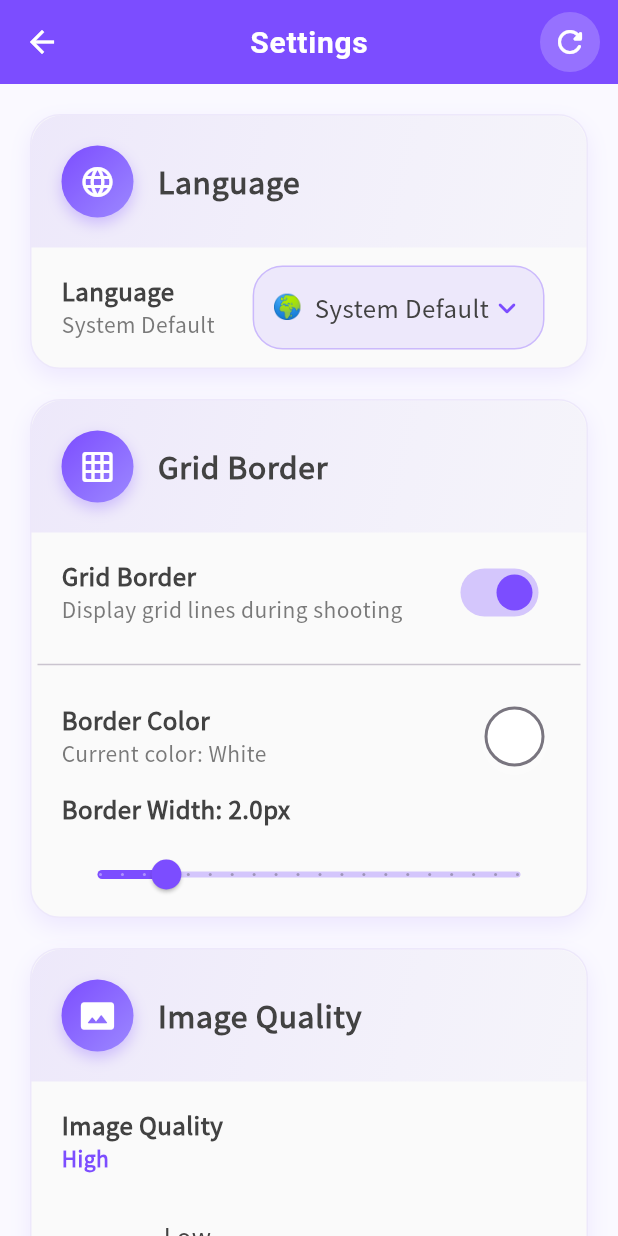
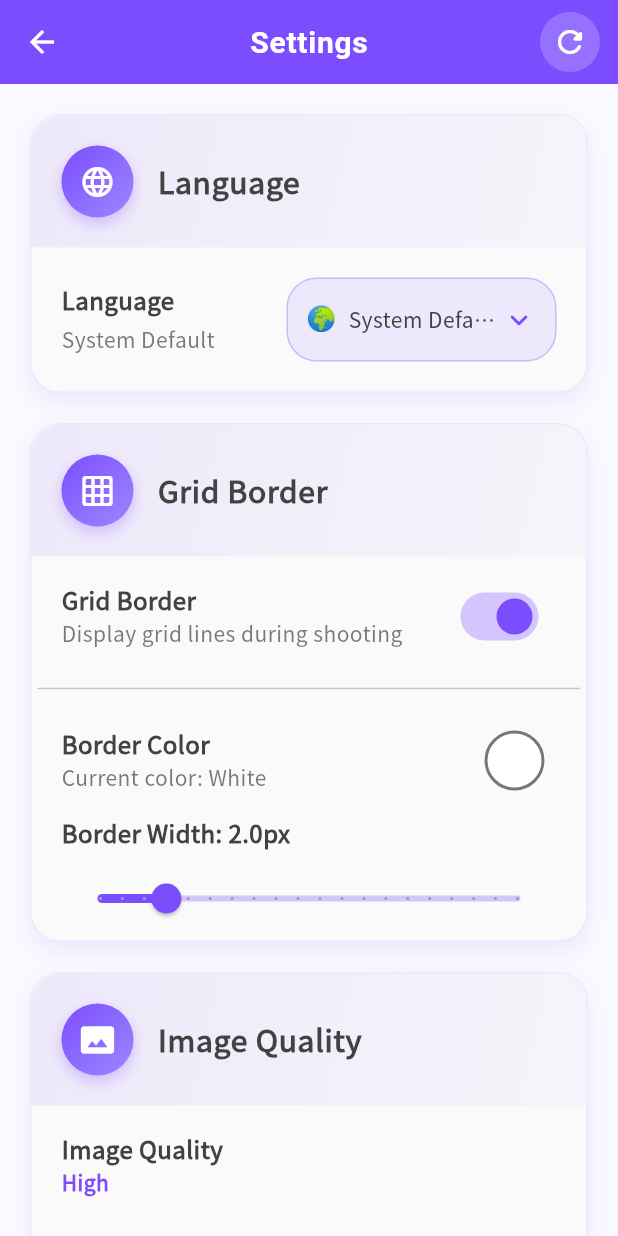
Before and after one commit to khaoselon/gridshotcamera, a Flutter app: the SettingsScreen screen opened directly, on a phone screen of 412 x 824 dp. Run offline on Flutter 3.47's test engine with Material 3 defaults, Android fonts, the phone set to English and light mode, and no system bars; our stand-ins replace camera, google_mobile_ads, permission_handler, share_plus, shared_preferences; missing offline and left inert: app_tracking_transparency, gal; accounts and stored records are empty; network calls fail.

Commit message:
“言語修正済みのコミット”

```diff
--- a/lib/l10n/app_ja.arb
+++ b/lib/l10n/app_ja.arb
@@ -165,5 +165,5 @@
   "redTone": "赤系",
   "greenTone": "緑系",
   "blueTone": "青系",
-  "systemDefaultJa": "システムデフォルト"
+  "systemDefault": "システムデフォルト"
 }
--- a/lib/screens/settings_screen.dart
+++ b/lib/screens/settings_screen.dart
@@ -340,6 +340,7 @@ class _SettingsScreenState extends State<SettingsScreen>
     ColorScheme colorScheme,
   ) {
     return ListTile(
+      contentPadding: const EdgeInsets.symmetric(horizontal: 16, vertical: 8),
       title: Text(
         l10n.language,
         style: theme.textTheme.titleMedium?.copyWith(
@@ -347,14 +348,21 @@ class _SettingsScreenState extends State<SettingsScreen>
           color: colorScheme.onSurface,
         ),
       ),
-      subtitle: Text(
-        _getLanguageDisplayName(settings.languageCode, l10n),
-        style: theme.textTheme.bodyMedium?.copyWith(
-          color: colorScheme.onSurface.withOpacity(0.7),
+      subtitle: Padding(
+        padding: const EdgeInsets.only(top: 4),
+        child: Text(
+          _getLanguageDisplayName(settings.languageCode, l10n),
+          style: theme.textTheme.bodyMedium?.copyWith(
+            color: colorScheme.onSurface.withOpacity(0.7),
+          ),
         ),
       ),
       trailing: Container(
-        padding: const EdgeInsets.symmetric(horizontal: 12, vertical: 4),
+        constraints: const BoxConstraints(
+          minWidth: 140, // 最小幅を確保
+          maxWidth: 180, // 最大幅も制限
+        ),
+        padding: const EdgeInsets.symmetric(horizontal: 12, vertical: 8),
         decoration: BoxDecoration(
           color: colorScheme.primary.withOpacity(0.1),
           borderRadius: BorderRadius.circular(20),
@@ -366,6 +374,7 @@ class _SettingsScreenState extends State<SettingsScreen>
         child: DropdownButton<String>(
           value: settings.languageCode,
           underline: const SizedBox(),
+          isExpanded: true, // 追加：幅を最大限に使用
           icon: Icon(
             Icons.keyboard_arrow_down_rounded,
             color: colorScheme.primary,
@@ -394,9 +403,16 @@ class _SettingsScreenState extends State<SettingsScreen>
         child: Row(
           mainAxisSize: MainAxisSize.min,
           children: [
-            const Text('🌍'),
+            const Text('🌍', style: TextStyle(fontSize: 16)),
             const SizedBox(width: 8),
-            Text(l10n.systemDefault),
+            Expanded(
+              // 追加：テキスト部分を拡張
+              child: Text(
+                l10n.systemDefault,
+                style: const TextStyle(fontSize: 14),
+                overflow: TextOverflow.ellipsis, // 追加：オーバーフロー処理
+              ),
+            ),
           ],
         ),
       ),
@@ -407,9 +423,15 @@ class _SettingsScreenState extends State<SettingsScreen>
         child: Row(
           mainAxisSize: MainAxisSize.min,
           children: [
-            const Text('🇯🇵'),
+            const Text('🇯🇵', style: TextStyle(fontSize: 16)),
             const SizedBox(width: 8),
-            Text(l10n.japanese),
+            Expanded(
+              child: Text(
+                l10n.japanese,
+                style: const TextStyle(fontSize: 14),
+                overflow: TextOverflow.ellipsis,
+              ),
+            ),
           ],
         ),
       ),
@@ -420,9 +442,15 @@ class _SettingsScreenState extends State<SettingsScreen>
         child: Row(
           mainAxisSize: MainAxisSize.min,
           children: [
-            const Text('🇺🇸'),
+            const Text('🇺🇸', style: TextStyle(fontSize: 16)),
             const SizedBox(width: 8),
-            Text(l10n.english),
+            Expanded(
+              child: Text(
+                l10n.english,
+                style: const TextStyle(fontSize: 14),
+                overflow: TextOverflow.ellipsis,
+              ),
+            ),
           ],
         ),
       ),
@@ -433,9 +461,15 @@ class _SettingsScreenState extends State<SettingsScreen>
         child: Row(
           mainAxisSize: MainAxisSize.min,
           children: [
-            const Text('🇩🇪'),
+            const Text('🇩🇪', style: TextStyle(fontSize: 16)),
             const SizedBox(width: 8),
-            const Text('Deutsch'),
+            Expanded(
+              child: Text(
+                'Deutsch',
+                style: const TextStyle(fontSize: 14),
+                overflow: TextOverflow.ellipsis,
+              ),
+            ),
           ],
         ),
       ),
@@ -446,9 +480,15 @@ class _SettingsScreenState extends State<SettingsScreen>
         child: Row(
           mainAxisSize: MainAxisSize.min,
           children: [
-            const Text('🇪🇸'),
+            const Text('🇪🇸', style: TextStyle(fontSize: 16)),
             const SizedBox(width: 8),
-            const Text('Español'),
+            Expanded(
+              child: Text(
+                'Español',
+                style: const TextStyle(fontSize: 14),
+                overflow: TextOverflow.ellipsis,
+              ),
+            ),
           ],
         ),
       ),
@@ -459,9 +499,15 @@ class _SettingsScreenState extends State<SettingsScreen>
         child: Row(
           mainAxisSize: MainAxisSize.min,
           children: [
-            const Text('🇮🇹'),
+            const Text('🇮🇹', style: TextStyle(fontSize: 16)),
             const SizedBox(width: 8),
-            const Text('Italiano'),
+            Expanded(
+              child: Text(
+                'Italiano',
+                style: const TextStyle(fontSize: 14),
+                overflow: TextOverflow.ellipsis,
+              ),
+            ),
           ],
         ),
       ),
@@ -472,9 +518,15 @@ class _SettingsScreenState extends State<SettingsScreen>
         child: Row(
           mainAxisSize: MainAxisSize.min,
           children: [
-            const Text('🇰🇷'),
+            const Text('🇰🇷', style: TextStyle(fontSize: 16)),
             const SizedBox(width: 8),
-            const Text('한국어'),
+            Expanded(
+              child: Text(
+                '한국어',
+                style: const TextStyle(fontSize: 14),
+                overflow: TextOverflow.ellipsis,
+              ),
+            ),
           ],
         ),
       ),
@@ -485,9 +537,15 @@ class _SettingsScreenState extends State<SettingsScreen>
         child: Row(
           mainAxisSize: MainAxisSize.min,
           children: [
-            const Text('🇵🇹'),
+            const Text('🇵🇹', style: TextStyle(fontSize: 16)),
             const SizedBox(width: 8),
-            const Text('Português'),
+            Expanded(
+              child: Text(
+                'Português',
+                style: const TextStyle(fontSize: 14),
+                overflow: TextOverflow.ellipsis,
+              ),
+            ),
           ],
         ),
       ),
@@ -498,9 +556,15 @@ class _SettingsScreenState extends State<SettingsScreen>
         child: Row(
           mainAxisSize: MainAxisSize.min,
           children: [
-            const Text('🇨🇳'),
+            const Text('🇨🇳', style: TextStyle(fontSize: 16)),
             const SizedBox(width: 8),
-            const Text('简体中文'),
+            Expanded(
+              child: Text(
+                '简体中文',
+                style: const TextStyle(fontSize: 14),
+                overflow: TextOverflow.ellipsis,
+              ),
+            ),
           ],
         ),
       ),
@@ -511,9 +575,15 @@ class _SettingsScreenState extends State<SettingsScreen>
         child: Row(
           mainAxisSize: MainAxisSize.min,
           children: [
-            const Text('🇹🇼'),
+            const Text('🇹🇼', style: TextStyle(fontSize: 16)),
             const SizedBox(width: 8),
-            const Text('繁體中文'),
+            Expanded(
+              child: Text(
+                '繁體中文',
+                style: const TextStyle(fontSize: 14),
+                overflow: TextOverflow.ellipsis,
+              ),
+            ),
           ],
         ),
       ),
```
Also changed, not shown: 1 other file.
